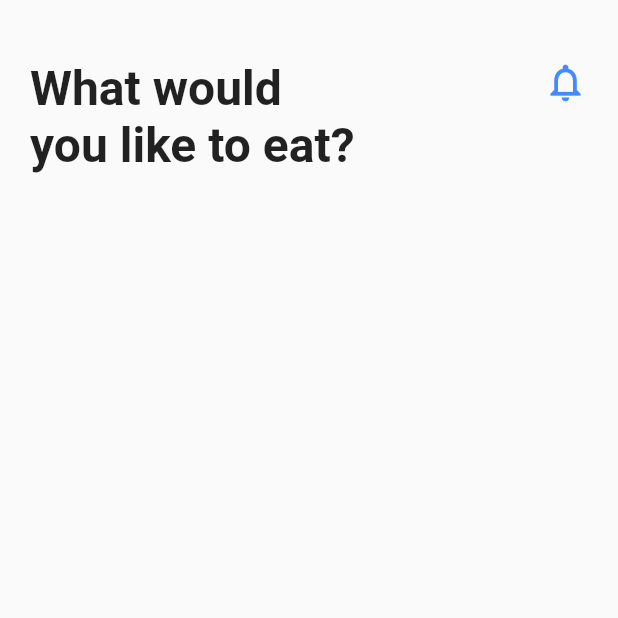
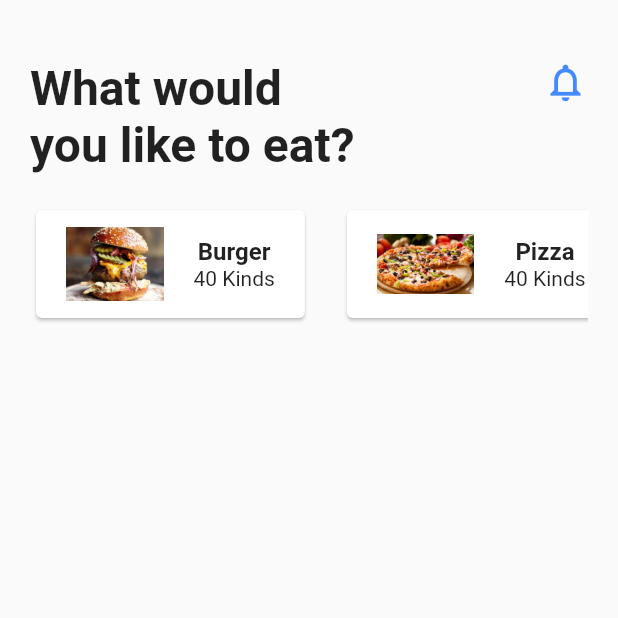
Before and after one commit to sajjad385/food_delivery_app, a Flutter app: the screen it shows after launch, on a phone screen of 412 x 824 dp, the top half of it. Run offline on Flutter 3.47's test engine with Material 2 defaults, Android fonts, the phone set to English and light mode, and no system bars.

```diff
--- /dev/null
+++ b/lib/src/data/category_data.dart
@@ -0,0 +1,10 @@
+import 'package:flutter/material.dart';
+import 'package:fooddelivery/src/models/categroy_model.dart';
+
+
+final categories =[
+  Category("images/burgur.jpg","Burger",40),
+  Category("images/pizza.jpg","Pizza",40),
+  Category("images/noodles.jpg","Noodles",40),
+  Category("images/fired_rice.jpg","Noodles",40)
+];
--- a/lib/src/home_screen.dart
+++ b/lib/src/home_screen.dart
@@ -1,5 +1,9 @@
 import 'package:flutter/cupertino.dart';
 import 'package:flutter/material.dart';
+import 'package:fooddelivery/src/widgets/food_category.dart';
+
+import 'widgets/home_to_info.dart';
+
 
 class HomeScreen extends StatefulWidget {
   @override
@@ -14,20 +18,8 @@ class _HomeScreenState extends State<HomeScreen> {
       body: ListView(
         padding: EdgeInsets.only(top: 40.0,left: 20.0,right: 20.0),
         children: <Widget>[
-          Row(
-            mainAxisAlignment: MainAxisAlignment.spaceBetween,
-            crossAxisAlignment: CrossAxisAlignment.start,
-            children: <Widget>[
-              Column(
-                crossAxisAlignment: CrossAxisAlignment.start,
-                children: <Widget>[
-                  Text('What would',style: textStyle),
-                  Text('you like to eat?',style:textStyle)
-                ],
-              ),
-              Icon(Icons.notifications_none, size: 30.0,color: Theme.of(context).primaryColor,)
-            ],
-          ),
+          HomeTopInfo(),
+          FoodCategory()
         ],
       ),
     );
--- /dev/null
+++ b/lib/src/models/categroy_model.dart
@@ -0,0 +1,9 @@
+class Category{
+
+  final String categoryName;
+  final String imagePath;
+  final int numberOfItems;
+
+  Category(this.categoryName, this.imagePath, this.numberOfItems);
+
+}
--- /dev/null
+++ b/lib/src/widgets/food_card.dart
@@ -0,0 +1,39 @@
+import 'package:flutter/material.dart';
+class FoodCard extends StatelessWidget {
+  final String categoryName;
+  final String imagePath;
+  final int numberOfItems;
+  FoodCard(this.categoryName, this.imagePath, this.numberOfItems);
+
+  @override
+  Widget build(BuildContext context) {
+    return Container(
+      margin: EdgeInsets.only(right: 20.0),
+      child: Card(
+        child: Padding(
+          padding: const EdgeInsets.symmetric(horizontal: 20.0,vertical: 10.0),
+          child: Row(
+            children: <Widget>[
+              Image(
+                image: AssetImage(imagePath),
+                height: 65.0,
+                width: 65.0,
+              ),
+              SizedBox(width: 20.0),
+              Column(
+                mainAxisAlignment: MainAxisAlignment.center,
+                children: <Widget>[
+                  Text(categoryName,style: TextStyle(
+                    fontWeight: FontWeight.bold,
+                    fontSize: 16.0,
+                  ),),
+                  Text("$numberOfItems Kinds"),
+                ],
+              ),
+            ],
+          ),
+        ),
+      ),
+    );
+  }
+}
--- /dev/null
+++ b/lib/src/widgets/food_category.dart
@@ -0,0 +1,29 @@
+import 'package:flutter/cupertino.dart';
+import 'package:flutter/material.dart';
+import 'package:fooddelivery/src/data/category_data.dart';
+import 'package:fooddelivery/src/models/categroy_model.dart';
+import 'package:fooddelivery/src/widgets/food_card.dart';
+
+
+class FoodCategory extends StatelessWidget {
+
+  final List<Category> _categories=categories;
+  @override
+  Widget build(BuildContext context) {
+    return Container(
+      height: 80.0,
+      child: ListView.builder(
+        scrollDirection: Axis.horizontal,
+        itemCount: _categories.length,
+        itemBuilder: (BuildContext context, int index){
+          return FoodCard(
+              _categories[index].imagePath,
+              _categories[index].categoryName,
+              _categories[index].numberOfItems,
+          );
+        },
+
+      ),
+    );
+  }
+}
--- /dev/null
+++ b/lib/src/widgets/home_to_info.dart
@@ -0,0 +1,26 @@
+import 'package:flutter/cupertino.dart';
+import 'package:flutter/material.dart';
+
+class HomeTopInfo extends StatelessWidget {
+  final textStyle=  TextStyle(fontSize: 32.0,fontWeight: FontWeight.bold);
+  @override
+  Widget build(BuildContext context) {
+    return Container(
+      margin: EdgeInsets.only(bottom: 20.0),
+      child: Row(
+        mainAxisAlignment: MainAxisAlignment.spaceBetween,
+        crossAxisAlignment: CrossAxisAlignment.start,
+        children: <Widget>[
+          Column(
+            crossAxisAlignment: CrossAxisAlignment.start,
+            children: <Widget>[
+              Text('What would',style: textStyle),
+              Text('you like to eat?',style:textStyle)
+            ],
+          ),
+          Icon(Icons.notifications_none, size: 30.0,color: Theme.of(context).primaryColor,)
+        ],
+      ),
+    );
+  }
+}
```
Also changed, not shown: pubspec.yaml (+2 -38 lines), images/biriyani.jpg (added), images/burgur.jpg (added), images/fired_rice.jpg (added), images/noodles.jpg (added), images/pizza.jpg (added), images/sajjad.jpg (added).
